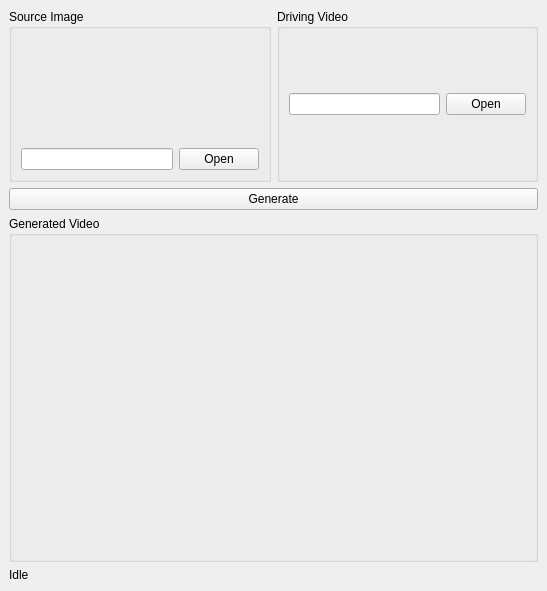
First picture: the form in demo_gui/MainWindow.ui, repository nathan21hz/Face-Transformation-using-GAN, before the edit.
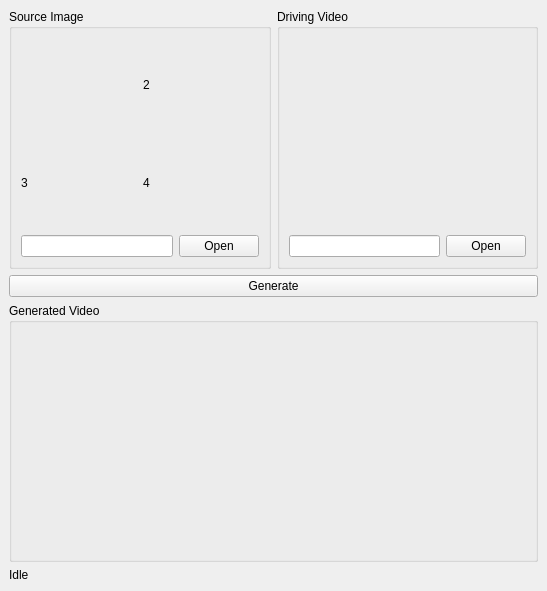
Second picture: the form after the edit.

Diff of the .ui file:
```diff
--- a/demo_gui/MainWindow.ui
+++ b/demo_gui/MainWindow.ui
@@ -19,7 +19,7 @@
    <string>Artificial Face Generation Model Demo</string>
   </property>
   <widget class="QWidget" name="centralWidget">
-   <layout class="QVBoxLayout" name="verticalLayout" stretch="1,0,2,0">
+   <layout class="QVBoxLayout" name="verticalLayout" stretch="2,0,2,0">
     <item>
      <layout class="QHBoxLayout" name="horizontalLayout">
       <item>
@@ -27,13 +27,78 @@
         <property name="title">
          <string>Source Image</string>
         </property>
-        <layout class="QVBoxLayout" name="verticalLayout_2" stretch="4,1">
+        <layout class="QVBoxLayout" name="verticalLayout_2" stretch="2,2,1">
          <item>
-          <widget class="QLabel" name="source_image_label">
-           <property name="text">
-            <string/>
-           </property>
-          </widget>
+          <layout class="QHBoxLayout" name="horizontalLayout_6">
+           <item>
+            <widget class="QLabel" name="source_image_label">
+             <property name="frameShape">
+              <enum>QFrame::Box</enum>
+             </property>
+             <property name="frameShadow">
+              <enum>QFrame::Raised</enum>
+             </property>
+             <property name="lineWidth">
+              <number>0</number>
+             </property>
+             <property name="text">
+              <string/>
+             </property>
+            </widget>
+           </item>
+           <item>
+            <widget class="QLabel" name="source_image_label_2">
+             <property name="frameShape">
+              <enum>QFrame::Box</enum>
+             </property>
+             <property name="frameShadow">
+              <enum>QFrame::Raised</enum>
+             </property>
+             <property name="lineWidth">
+              <number>0</number>
+             </property>
+             <property name="text">
+              <string>2</string>
+             </property>
+            </widget>
+           </item>
+          </layout>
+         </item>
+         <item>
+          <layout class="QHBoxLayout" name="horizontalLayout_7">
+           <item>
+            <widget class="QLabel" name="source_image_label_3">
+             <property name="frameShape">
+              <enum>QFrame::Box</enum>
+             </property>
+             <property name="frameShadow">
+              <enum>QFrame::Raised</enum>
+             </property>
+             <property name="lineWidth">
+              <number>0</number>
+             </property>
+             <property name="text">
+              <string>3</string>
+             </property>
+            </widget>
+           </item>
+           <item>
+            <widget class="QLabel" name="source_image_label_4">
+             <property name="frameShape">
+              <enum>QFrame::Box</enum>
+             </property>
+             <property name="frameShadow">
+              <enum>QFrame::Raised</enum>
+             </property>
+             <property name="lineWidth">
+              <number>0</number>
+             </property>
+             <property name="text">
+              <string>4</string>
+             </property>
+            </widget>
+           </item>
+          </layout>
          </item>
          <item>
           <layout class="QHBoxLayout" name="horizontalLayout_2" stretch="4,1">
@@ -57,7 +122,14 @@
         <property name="title">
          <string>Driving Video</string>
         </property>
-        <layout class="QVBoxLayout" name="verticalLayout_3" stretch="1">
+        <layout class="QVBoxLayout" name="verticalLayout_3" stretch="4,1">
+         <item>
+          <widget class="QLabel" name="driving_video_label">
+           <property name="text">
+            <string/>
+           </property>
+          </widget>
+         </item>
          <item>
           <layout class="QHBoxLayout" name="horizontalLayout_3" stretch="4,1">
            <item>
```
Left out of the diff: 10 changed lines with no effect on the pictures.
